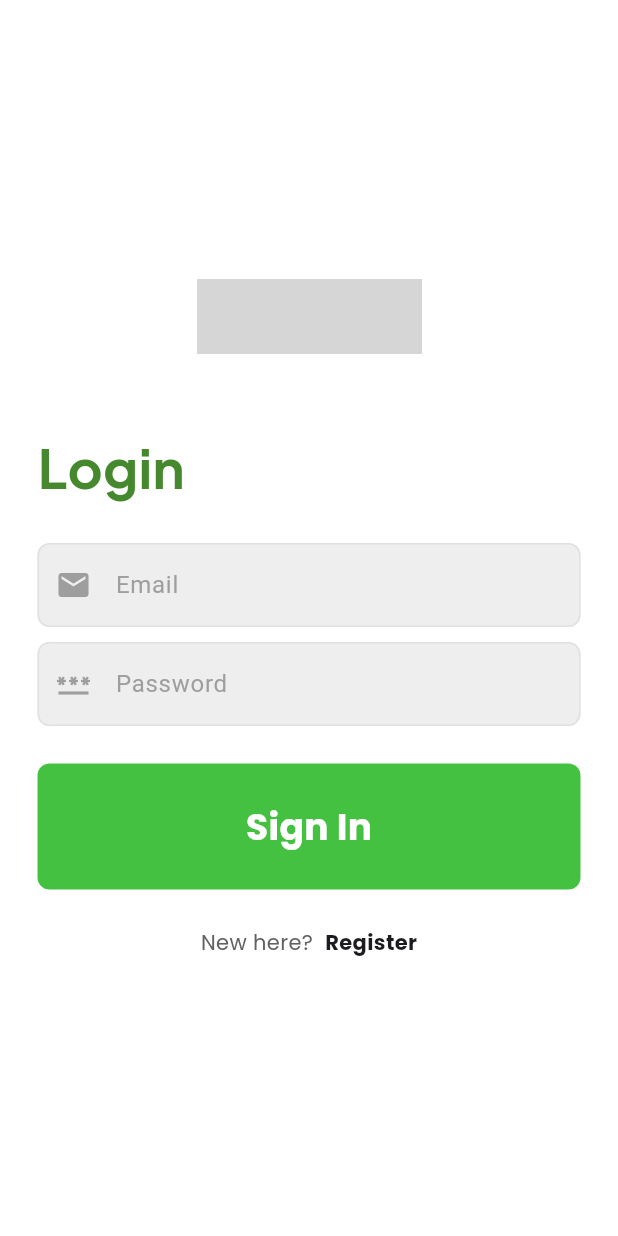
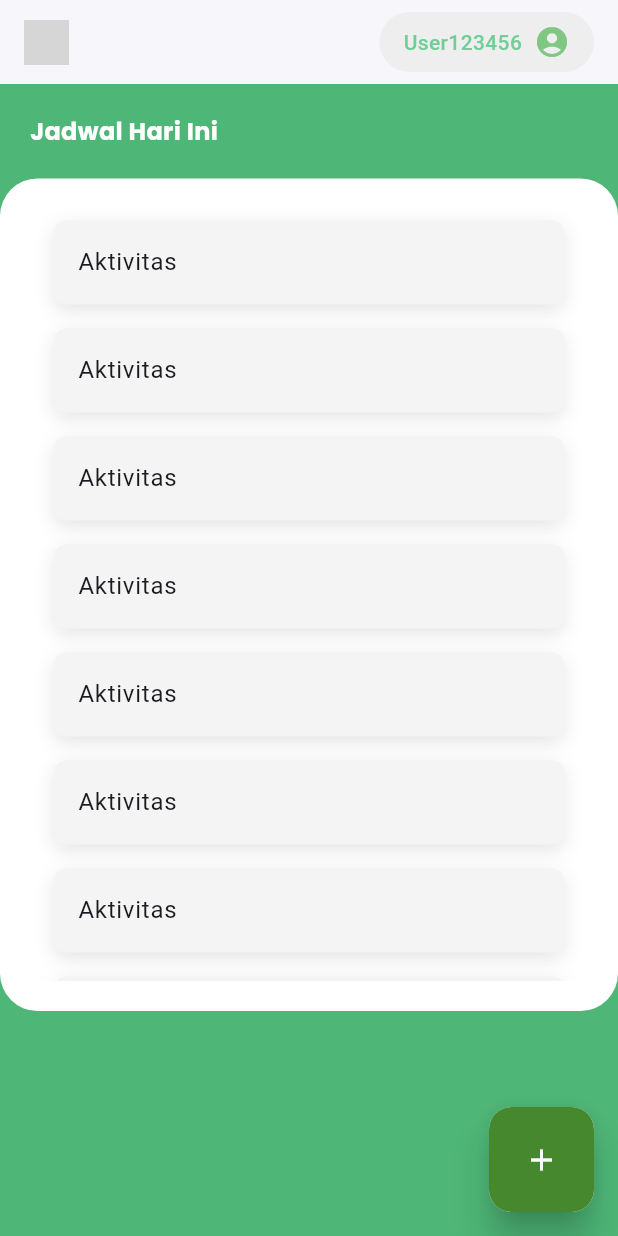
Before and after one commit to gitHan25/gohealthy_mobile, a Flutter app: the screen it shows after launch, on a phone screen of 412 x 824 dp. Run offline on Flutter 3.47's test engine with Material 3 defaults, Android fonts, the light colour scheme and no system bars; our stand-ins replace google_fonts; grey boxes are pictures that could not be loaded.

Commit message:
add schedule page and card

```diff
--- a/lib/components/button.dart
+++ b/lib/components/button.dart
@@ -1,4 +1,3 @@
-import 'package:flutter/cupertino.dart';
 import 'package:flutter/material.dart';
 import 'package:google_fonts/google_fonts.dart';
 
@@ -16,7 +15,7 @@ class MyButton extends StatelessWidget {
   @override
   Widget build(BuildContext context) {
     return  Container(
-      padding: const EdgeInsets.all(25),
+      padding: const EdgeInsets.all(15),
       decoration:  BoxDecoration(
           color: Color(0xFF45C142),
         borderRadius: BorderRadius.circular(8),
--- a/lib/main.dart
+++ b/lib/main.dart
@@ -1,6 +1,8 @@
 import 'package:flutter/material.dart';
-import 'package:gh_mobile/screen/login_page.dart';
+import 'package:gh_mobile/screen/home.dart';
 
+import 'package:gh_mobile/auth/loginOrRegister.dart';
+import 'package:gh_mobile/screen/home.dart';
 
 void main(){
   runApp(const MyApp());
@@ -14,7 +16,7 @@ class MyApp extends StatelessWidget{
     // TODO: implement build
     return const MaterialApp(
       debugShowCheckedModeBanner: false,
-      home: LoginPage(),
+      home: HomeView(),
     );
   }
 }
--- a/lib/screen/home.dart
+++ b/lib/screen/home.dart
@@ -0,0 +1,123 @@
+import 'package:flutter/material.dart';
+import 'package:google_fonts/google_fonts.dart';
+import '../widget/fab.dart';
+
+class HomeView extends StatefulWidget {
+  const HomeView({super.key});
+
+  @override
+  State<HomeView> createState() => _HomeViewState();
+}
+
+class _HomeViewState extends State<HomeView> {
+  @override
+  Widget build(BuildContext context) {
+    return Scaffold(
+      appBar: AppBar(
+        backgroundColor: Colors.white,
+        elevation: 1,
+        title: Image.asset(
+          'assets/image/logo.png',
+          height: 30,
+        ),
+        actions: [
+          Container(
+            padding: const EdgeInsets.symmetric(horizontal: 16, vertical: 8),
+            decoration: BoxDecoration(
+              color: Colors.grey.shade200,
+              borderRadius: BorderRadius.circular(20),
+            ),
+            child: Row(
+              children: [
+                const Text(
+                  'User123456',
+                  style: TextStyle(
+                    color: Color(0xFF6FCF97),
+                    fontSize: 14,
+                    fontWeight: FontWeight.w500,
+                  ),
+                ),
+                const SizedBox(width: 8),
+                Icon(
+                  Icons.account_circle,
+                  color: Colors.green.shade300,
+                  size: 24,
+                ),
+              ],
+            ),
+          ),
+          const SizedBox(width: 16),
+        ],
+      ),
+
+      backgroundColor: const Color(0xFF4EB677),
+
+      floatingActionButton: Fab(),
+
+      body: SizedBox(
+        width: double.infinity,
+        height: double.infinity,
+        child: Column(
+          crossAxisAlignment: CrossAxisAlignment.start,
+          children: [
+            // Judul "Jadwal Hari Ini"
+            Padding(
+              padding: const EdgeInsets.only(top: 20, left: 20),
+              child: Text(
+                'Jadwal Hari Ini',
+                style: GoogleFonts.poppins(
+                  fontSize: 16,
+                  fontWeight: FontWeight.bold,
+                  color: Colors.white,
+                ),
+              ),
+            ),
+
+            // Container Putih dengan ListView
+            Container(
+              padding: const EdgeInsets.all(20),
+              margin: const EdgeInsets.only(top: 20),
+              width: double.infinity,
+              height: 555,
+              decoration: const BoxDecoration(
+                borderRadius: BorderRadius.all(Radius.circular(25)),
+                color: Colors.white,
+              ),
+              child: SizedBox(
+                width: double.infinity,
+                child: ListView.builder(
+                  itemCount: 20,
+                  scrollDirection: Axis.vertical,
+                  itemBuilder: (context, index) {
+                    return AnimatedContainer(
+                      margin: const EdgeInsets.symmetric(
+                        horizontal: 16,
+                        vertical: 8,
+                      ),
+                      decoration: BoxDecoration(
+                        color: const Color(0xFFF4F4F4),
+                        borderRadius: BorderRadius.circular(8),
+                        boxShadow: [
+                          BoxShadow(
+                            color: Colors.black.withOpacity(.1),
+                            offset: const Offset(0, 4),
+                            blurRadius: 10,
+                          ),
+                        ],
+                      ),
+                      duration: const Duration(milliseconds: 600),
+                      child: const ListTile(
+                        title: Text('Aktivitas'),
+
+                      ),
+                    );
+                  },
+                ),
+              ),
+            ),
+          ],
+        ),
+      ),
+    );
+  }
+}
--- a/lib/screen/login_page.dart
+++ b/lib/screen/login_page.dart
@@ -4,7 +4,8 @@ import 'package:gh_mobile/components/text_field.dart';
 import 'package:google_fonts/google_fonts.dart';
 
 class LoginPage extends StatefulWidget{
-  const LoginPage({super.key});
+  final Function()? onTap;
+  const LoginPage({super.key,required this.onTap});
 
       @override
       State<LoginPage> createState()=> _LoginPageState();
@@ -48,7 +49,7 @@ class _LoginPageState extends State<LoginPage> {
                   ),
                   ),
                 ),
-                SizedBox(height: 25),
+                const SizedBox(height: 25),
 
                 MyTextField(
                     controller: emailTextController,
@@ -83,7 +84,7 @@ class _LoginPageState extends State<LoginPage> {
                     ),
                     const SizedBox(width: 4),
                     GestureDetector(
-                      onTap: (){},
+                      onTap: widget.onTap,
                       child: Text("Register", style:
                       GoogleFonts.poppins(
                         fontWeight: FontWeight.bold,
--- /dev/null
+++ b/lib/widget/fab.dart
@@ -0,0 +1,35 @@
+import 'dart:developer';
+
+import 'package:flutter/material.dart';
+
+
+class Fab extends StatelessWidget {
+  const Fab({
+    super.key,
+  });
+
+  @override
+  Widget build(BuildContext context) {
+    return GestureDetector(
+      onTap: () {
+        log("Task view");
+      },
+      child: Material(
+        borderRadius: BorderRadius.circular(15),
+        elevation: 10,
+        child: Container(
+            width: 70,
+            height: 70,
+            decoration: BoxDecoration(
+                color: Color(0xFF45882D),
+                borderRadius: BorderRadius.circular(15)),
+            child: const Center(
+              child: Icon(
+                Icons.add,
+                color: Colors.white,
+              ),
+            )),
+      ),
+    );
+  }
+}
```
Also changed, not shown: lib/auth/loginOrRegister.dart (added, +27 -0 lines), lib/screen/register_page.dart (+107 -3 lines), assets/image/Rectangle 1.png (deleted), assets/image/Rectangle 1.svg (deleted), 1 other file.
